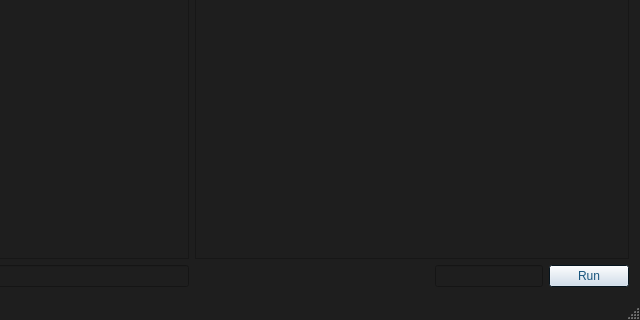
Old version of the form code/xrQt/xrDevLaunch/xrMain.ui in the repository xrLil-Batya/xray-oxygen; both pictures show x 160 to 800 and y 220 to 540 of the 800 by 540 pixel window.
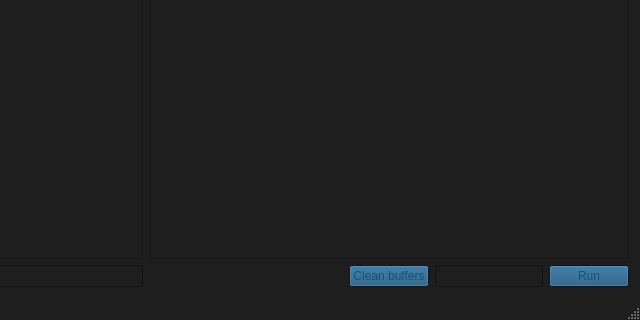
New version of the form.

```diff
--- a/code/xrQt/xrDevLaunch/xrMain.ui
+++ b/code/xrQt/xrDevLaunch/xrMain.ui
@@ -537,6 +537,19 @@
     </item>
     <item row="1" column="1">
      <layout class="QHBoxLayout" name="horizontalLayout">
+      <item>
+       <spacer name="horizontalSpacer_2">
+        <property name="orientation">
+         <enum>Qt::Horizontal</enum>
+        </property>
+        <property name="sizeHint" stdset="0">
+         <size>
+          <width>40</width>
+          <height>20</height>
+         </size>
+        </property>
+       </spacer>
+      </item>
       <item>
        <spacer name="horizontalSpacer_3">
         <property name="orientation">
@@ -590,30 +603,78 @@
        </spacer>
       </item>
       <item>
-       <spacer name="horizontalSpacer_6">
-        <property name="orientation">
-         <enum>Qt::Horizontal</enum>
+       <widget class="QPushButton" name="pushButton_2">
+        <property name="palette">
+         <palette>
+          <active>
+           <colorrole role="Button">
+            <brush brushstyle="SolidPattern">
+             <color alpha="255">
+              <red>22</red>
+              <green>81</green>
+              <blue>121</blue>
+             </color>
+            </brush>
+           </colorrole>
+           <colorrole role="ButtonText">
+            <brush brushstyle="SolidPattern">
+             <color alpha="255">
+              <red>22</red>
+              <green>81</green>
+              <blue>121</blue>
+             </color>
+            </brush>
+           </colorrole>
+          </active>
+          <inactive>
+           <colorrole role="Button">
+            <brush brushstyle="SolidPattern">
+             <color alpha="255">
+              <red>22</red>
+              <green>81</green>
+              <blue>121</blue>
+             </color>
+            </brush>
+           </colorrole>
+           <colorrole role="ButtonText">
+            <brush brushstyle="SolidPattern">
+             <color alpha="255">
+              <red>22</red>
+              <green>81</green>
+              <blue>121</blue>
+             </color>
+            </brush>
+           </colorrole>
+          </inactive>
+          <disabled>
+           <colorrole role="Button">
+            <brush brushstyle="SolidPattern">
+             <color alpha="255">
+              <red>22</red>
+              <green>81</green>
+              <blue>121</blue>
+             </color>
+            </brush>
+           </colorrole>
+           <colorrole role="ButtonText">
+            <brush brushstyle="SolidPattern">
+             <color alpha="255">
+              <red>30</red>
+              <green>30</green>
+              <blue>30</blue>
+             </color>
+            </brush>
+           </colorrole>
+          </disabled>
+         </palette>
         </property>
-        <property name="sizeHint" stdset="0">
-         <size>
-          <width>40</width>
-          <height>20</height>
-         </size>
+        <property name="text">
+         <string>Clean buffers</string>
         </property>
-       </spacer>
-      </item>
-      <item>
-       <spacer name="horizontalSpacer_2">
-        <property name="orientation">
-         <enum>Qt::Horizontal</enum>
+        <property name="flat">
+         <bool>false</bool>
         </property>
-        <property name="sizeHint" stdset="0">
-         <size>
-          <width>40</width>
-          <height>20</height>
-         </size>
-        </property>
-       </spacer>
+       </widget>
       </item>
       <item>
        <widget class="QLineEdit" name="lineEdit">
@@ -838,18 +899,18 @@
            <colorrole role="WindowText">
             <brush brushstyle="SolidPattern">
              <color alpha="255">
-              <red>23</red>
-              <green>121</green>
-              <blue>157</blue>
+              <red>255</red>
+              <green>255</green>
+              <blue>255</blue>
              </color>
             </brush>
            </colorrole>
            <colorrole role="Button">
             <brush brushstyle="SolidPattern">
              <color alpha="255">
-              <red>203</red>
-              <green>219</green>
-              <blue>235</blue>
+              <red>22</red>
+              <green>81</green>
+              <blue>121</blue>
              </color>
             </brush>
            </colorrole>
@@ -883,9 +944,9 @@
            <colorrole role="ButtonText">
             <brush brushstyle="SolidPattern">
              <color alpha="255">
-              <red>25</red>
-              <green>86</green>
-              <blue>126</blue>
+              <red>22</red>
+              <green>81</green>
+              <blue>121</blue>
              </color>
             </brush>
            </colorrole>
@@ -948,18 +1009,18 @@
            <colorrole role="WindowText">
             <brush brushstyle="SolidPattern">
              <color alpha="255">
-              <red>23</red>
-              <green>121</green>
-              <blue>157</blue>
+              <red>255</red>
+              <green>255</green>
+              <blue>255</blue>
              </color>
             </brush>
            </colorrole>
            <colorrole role="Button">
             <brush brushstyle="SolidPattern">
              <color alpha="255">
-              <red>203</red>
-              <green>219</green>
-              <blue>235</blue>
+              <red>22</red>
+              <green>81</green>
+              <blue>121</blue>
              </color>
             </brush>
            </colorrole>
@@ -993,9 +1054,9 @@
            <colorrole role="ButtonText">
             <brush brushstyle="SolidPattern">
              <color alpha="255">
-              <red>25</red>
-              <green>86</green>
-              <blue>126</blue>
+              <red>22</red>
+              <green>81</green>
+              <blue>121</blue>
              </color>
             </brush>
            </colorrole>
@@ -1067,9 +1128,9 @@
            <colorrole role="Button">
             <brush brushstyle="SolidPattern">
              <color alpha="255">
-              <red>203</red>
-              <green>219</green>
-              <blue>235</blue>
+              <red>22</red>
+              <green>81</green>
+              <blue>121</blue>
              </color>
             </brush>
            </colorrole>
```
